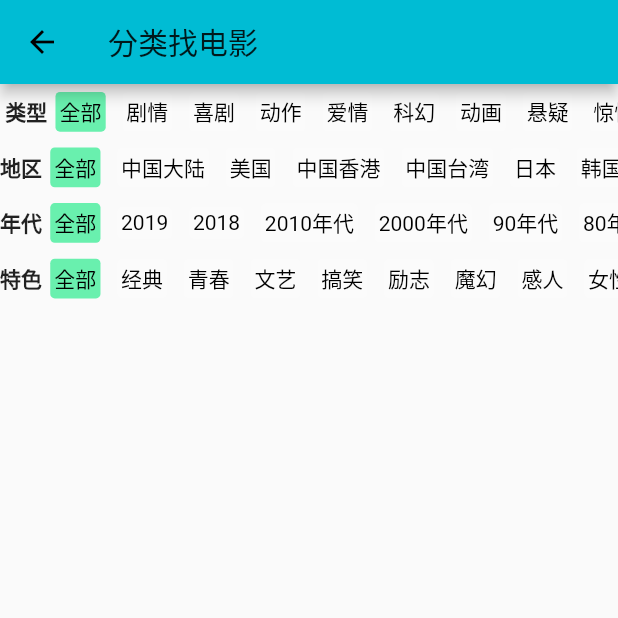
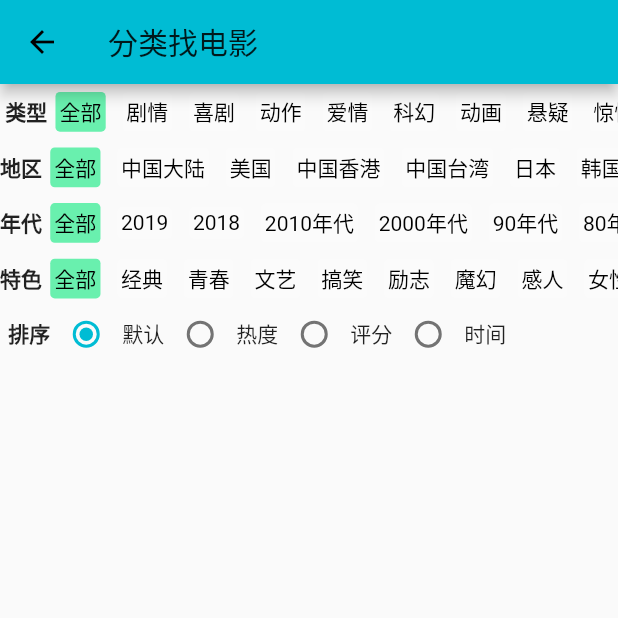
Before and after one commit to cnlinqh/flutter_douban2, a Flutter app: the screen it shows after launch, after a tap on "电影分类", on a phone screen of 412 x 824 dp, the top half of it. Run offline on Flutter 3.47's test engine with Material 2 defaults, Android fonts, the phone set to English and light mode, and no system bars; our stand-ins replace cached_network_image, carousel_slider, chewie, dio, flutter_screenutil, photo_view and 1 more; network calls fail.

Commit message:
sort by impl

```diff
--- a/lib/movie/movie_category_search.dart
+++ b/lib/movie/movie_category_search.dart
@@ -2,18 +2,21 @@ import 'package:flutter/material.dart';
 import 'package:flutter_douban2/util/client_api.dart';
 import 'package:flutter_screenutil/flutter_screenutil.dart';
 import 'package:flutter_douban2/util/screen_size.dart';
+import 'package:flutter_douban2/movie/movie_subject_general.dart';
 
 class MovieCategorySearch extends StatefulWidget {
   final String style;
   final String country;
   final String year;
   final String special;
+  final String sortBy;
   MovieCategorySearch({
     Key key,
     this.style = "全部",
     this.country = "全部",
     this.year = "全部",
     this.special = "全部",
+    this.sortBy = "U",
   }) : super(key: key);
 
   _MovieCategorySearchState createState() => _MovieCategorySearchState();
@@ -25,9 +28,35 @@ class _MovieCategorySearchState extends State<MovieCategorySearch> {
   String _selectedYear;
   String _selectedSpecial;
 
-  int _start = 0;
-  String _sort = "U";
+  String _selectedSortBy = "U";
   String _range = "0,10";
+  // String _groupValue = "默认";
+
+  static const String _loading = "##loading##";
+  var _start = 0;
+  var _count = 20;
+  var _done = false;
+  var _dataList = <dynamic>[
+    {
+      "title": _loading,
+    }
+  ];
+
+  void _retrieveData() async {
+    if (_done) {
+      return;
+    }
+
+    var search = constructSearchString();
+    var list = await ClientAPI.getInstance().newSearchSubjects(search);
+
+    if (list.length < this._count) {
+      _done = true;
+    }
+    _dataList.insertAll(_dataList.length - 1, list.toList());
+    _start = _start + list.length;
+    setState(() {});
+  }
 
   @override
   void initState() {
@@ -35,7 +64,8 @@ class _MovieCategorySearchState extends State<MovieCategorySearch> {
     this._selectedStyle = widget.style;
     this._selectedCountry = widget.country;
     this._selectedYear = widget.year;
-    this._selectedSpecial = widget.style;
+    this._selectedSpecial = widget.special;
+    this._selectedSortBy = widget.sortBy;
   }
 
   @override
@@ -44,49 +74,87 @@ class _MovieCategorySearchState extends State<MovieCategorySearch> {
       appBar: AppBar(
         title: Text("分类找电影"),
       ),
-      body: SingleChildScrollView(
+      body: Container(
         child: Column(
           children: <Widget>[
-            SearchBar(this.sStyleList, this._selectedStyle, this.onStyleChange),
-            SearchBar(this.sCountriesList, this._selectedCountry,
-                this.onCountryChange),
-            SearchBar(this.sYearList, this._selectedYear, this.onYearChange),
-            SearchBar(
-                this.sSpecialList, this._selectedSpecial, this.onSpecialChange),
+            Container(
+              child: SingleChildScrollView(
+                child: Column(
+                  children: <Widget>[
+                    SearchBar(this.sStyleList, this._selectedStyle,
+                        this.onStyleChange),
+                    SearchBar(this.sCountriesList, this._selectedCountry,
+                        this.onCountryChange),
+                    SearchBar(
+                        this.sYearList, this._selectedYear, this.onYearChange),
+                    SearchBar(this.sSpecialList, this._selectedSpecial,
+                        this.onSpecialChange),
+                    SortBar(onSortByChange, this._selectedSortBy),
+                  ],
+                ),
+              ),
+            ),
+            Expanded(
+              child: ListView.separated(
+                itemCount: _dataList.length,
+                itemBuilder: (context, index) {
+                  if (_dataList[index]['title'] == _loading) {
+                    _retrieveData();
+                    return Container();
+                  } else {
+                    return Container(
+                      child: MovieSubjectGeneral(_dataList[index]),
+                    );
+                  }
+                },
+                separatorBuilder: (context, index) => Divider(),
+              ),
+            )
           ],
         ),
       ),
     );
   }
 
+  void _refresh() {
+    _start = 0;
+    _done = false;
+    _dataList.removeRange(0, _dataList.length - 1);
+    setState(() {});
+  }
+
   void onStyleChange(style) {
-    this._selectedStyle = style;
-    search();
+    _refresh();
   }
 
   void onCountryChange(country) {
     this._selectedCountry = country;
-    search();
+    _refresh();
   }
 
   void onYearChange(year) {
     this._selectedYear = year;
-    search();
+    _refresh();
   }
 
   void onSpecialChange(special) {
     this._selectedSpecial = special;
-    search();
+    _refresh();
   }
 
-  void search() {
+  void onSortByChange(sort) {
+    this._selectedSortBy = sort;
+    _refresh();
+  }
+
+  String constructSearchString() {
     print("==================");
     print(this._selectedStyle);
     print(this._selectedCountry);
     print(this._selectedYear);
     print(this._selectedSpecial);
     var search =
-        "?start=${this._start}&sort=${this._sort}&range=${this._range}";
+        "?start=${this._start}&sort=${this._selectedSortBy}&range=${this._range}";
     if (this._selectedStyle != "全部") {
       search = search + "&genres=${this._selectedStyle}";
     }
@@ -117,13 +185,12 @@ class _MovieCategorySearchState extends State<MovieCategorySearch> {
     var tags =
         this._selectedSpecial == "全部" ? "电影" : "电影,${this._selectedSpecial}";
     search = search + "&tags=$tags";
-
     print(search);
-
-    fileSearch(search);
+    return search;
   }
 
-  void fileSearch(search) async {
+  void fileSearch() async {
+    var search = constructSearchString();
     var obj = await ClientAPI.getInstance().newSearchSubjects(search);
     print(obj);
   }
@@ -202,6 +269,89 @@ class _MovieCategorySearchState extends State<MovieCategorySearch> {
     "label": "特色",
     "list": ["全部", "经典", "青春", "文艺", "搞笑", "励志", "魔幻", "感人", "女性", "黑帮"],
   };
+}
+
+class SortBar extends StatefulWidget {
+  final Function onSelectionChange;
+  final String defaultSortBy;
+  SortBar(this.onSelectionChange, this.defaultSortBy);
+
+  _SortBarState createState() => _SortBarState();
+}
+
+class _SortBarState extends State<SortBar> {
+  String _sort;
+  @override
+  void initState() {
+    this._sort = widget.defaultSortBy;
+    super.initState();
+  }
+
+  @override
+  Widget build(BuildContext context) {
+    return Container(
+      width: ScreenUtil.getInstance()
+          .setWidth(ScreenSize.width - 2 * ScreenSize.padding),
+      height: ScreenUtil.getInstance()
+          .setHeight(ScreenSize.movie_cate_search_bar_hight),
+      child: Row(
+        children: <Widget>[
+          Text(
+            "排序",
+            style: TextStyle(fontWeight: FontWeight.bold),
+          ),
+          Radio(
+            value: "U",
+            groupValue: this._sort,
+            onChanged: (v) {
+              this._sort = v;
+              widget.onSelectionChange(v);
+              setState(() {
+                this._sort = v;
+              });
+            },
+          ),
+          Text("默认"),
+          Radio(
+            value: "T",
+            groupValue: this._sort,
+            onChanged: (v) {
+              this._sort = v;
+              widget.onSelectionChange(v);
+              setState(() {
+                this._sort = v;
+              });
+            },
+          ),
+          Text("热度"),
+          Radio(
+            value: "S",
+            groupValue: this._sort,
+            onChanged: (v) {
+              this._sort = v;
+              widget.onSelectionChange(v);
+              setState(() {
+                this._sort = v;
+              });
+            },
+          ),
+          Text("评分"),
+          Radio(
+            value: "R",
+            groupValue: this._sort,
+            onChanged: (v) {
+              this._sort = v;
+              widget.onSelectionChange(v);
+              setState(() {
+                this._sort = v;
+              });
+            },
+          ),
+          Text("时间"),
+        ],
+      ),
+    );
+  }
 }
 
 class SearchBar extends StatefulWidget {
```
Also changed, not shown: lib/movie/movie_subject_general.dart (+16 -4 lines), lib/util/movie_util.dart (+5 -2 lines).
